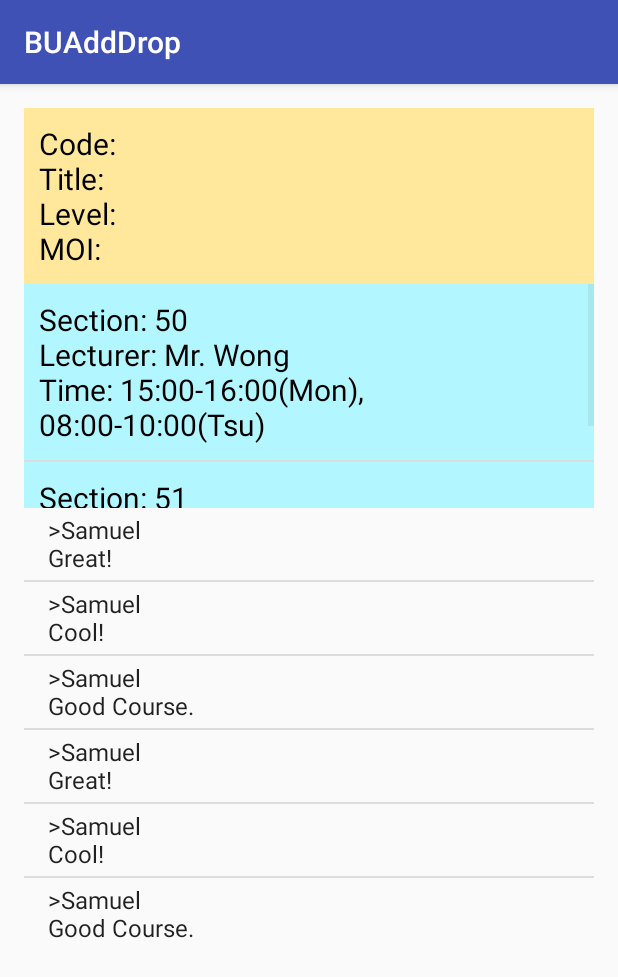
After one commit to COMP3006/BUAddDrop, an Android app: the CourseInfoActivity screen opened directly, with no data from a screen before it, on a phone screen of 412 x 824 dp. The commit adds this screen. Shown: the top 977 px of the screen. Run offline under Robolectric (Android 15) with nearby library versions, the phone set to English and light mode, and no system bars.

Commit message:
EverythingAboutCourse

```diff
--- /dev/null
+++ b/app/src/main/java/com/example/demo/myapplication/CourseInfoActivity.java
@@ -0,0 +1,80 @@
+package com.example.demo.myapplication;
+
+import android.support.v7.app.AppCompatActivity;
+import android.os.Bundle;
+import android.widget.ArrayAdapter;
+import android.widget.ListView;
+import android.widget.TextView;
+
+import java.util.ArrayList;
+import java.util.List;
+
+public class CourseInfoActivity extends AppCompatActivity
+{
+    private TextView textView_course_info;
+    private ListView listView_section_info;
+    private ListView listView_comment;
+
+    private List<String> sections;
+    private List<String> comments;
+
+    @Override
+    protected void onCreate(Bundle savedInstanceState)
+    {
+        super.onCreate(savedInstanceState);
+        setContentView(R.layout.activity_course_info);
+
+        textView_course_info = (TextView) findViewById(R.id.textView_course_info);
+        listView_section_info = (ListView) findViewById(R.id.listView_section_info);
+        listView_comment = (ListView) findViewById(R.id.listView_comment);
+
+
+        set_data();
+    }
+
+    private void set_data()
+    {
+        //CODE TO PROCESS COURSE INFO
+        sections = new ArrayList<String>();
+        comments = new ArrayList<String>();
+        sections.add("Section: 50\nLecturer: Mr. Wong\nTime: 15:00-16:00(Mon), 08:00-10:00(Tsu)");
+        sections.add("Section: 51\nLecturer: Mr. Li\nTime: 15:00-16:00(Wed), 09:00-11:00(Tsu)");
+        comments.add(">Samuel\nGreat!");
+        comments.add(">Samuel\nCool!");
+        comments.add(">Samuel\nGood Course.");
+        comments.add(">Samuel\nGreat!");
+        comments.add(">Samuel\nCool!");
+        comments.add(">Samuel\nGood Course.");
+
+//        textView_course_info.setText(getString(R.string.course_code) + course.code + '\n' +
+//                getString(R.string.course_title) + course.title + '\n' +
+//                getString(R.string.course_unit) + course.unit + '\n' +
+//                getString(R.string.course_level) + course.level + '\n' +
+//                getString(R.string.course_moi) + course.moi );
+//
+//
+//        // Defined Array values to show in ListView
+//        List<String> sections = new ArrayList<String>();
+//        List<String> comments = new ArrayList<String>();
+//
+//        for (int i = 0; i < course.sections.size(); i++)
+//        {
+//            sections.add(getString(R.string.course_sec_section) + course.sections.get(i).sectionNo + '\n' +
+//                    getString(R.string.course_sec_lecturer) + course.sections.get(i).lecturer + '\n' +
+//                    getString(R.string.course_sec_time) + course.sections.get(i).startTime + " - " + course.sections.get(i).endTime);
+//        }
+//
+//        for (int i = 0; i < course.comments.size(); i++)
+//        {
+//            comments.add(course.comments.get(i).username + '\n' +
+//                    course.sections.get(i).comment);
+//        }
+
+        // setting list adapter
+        ArrayAdapter<String> adapterSec = new ArrayAdapter<String>(this, R.layout.list_item_section, R.id.textView_section_info, sections);
+        listView_section_info.setAdapter(adapterSec);
+
+        ArrayAdapter<String> adapterCom = new ArrayAdapter<String>(this, android.R.layout.simple_list_item_1, comments);
+        listView_comment.setAdapter(adapterCom);
+    }
+}
--- a/app/src/main/java/com/example/demo/myapplication/LoginActivity.java
+++ b/app/src/main/java/com/example/demo/myapplication/LoginActivity.java
@@ -63,8 +63,7 @@ public class LoginActivity extends AppCompatActivity implements View.OnClickList
 
     public void onResultReceived(String text){
         Toast.makeText(getApplicationContext(),"Login successfully with: " + text,Toast.LENGTH_LONG).show();
-        Intent intent = new Intent(LoginActivity.this, HomeActivity.class);
-        startActivity(intent);
+        startActivity(new Intent(LoginActivity.this, HomeActivity.class));
         finish();
     }
 
--- a/app/src/main/java/com/example/demo/myapplication/RegistrationActivity.java
+++ b/app/src/main/java/com/example/demo/myapplication/RegistrationActivity.java
@@ -49,8 +49,7 @@ public class RegistrationActivity extends AppCompatActivity implements DBCommuni
 
     public void onResultReceived(String text){
         Toast.makeText(getApplicationContext(),"Register successfully with: " + text,Toast.LENGTH_LONG).show();
-        Intent intent = new Intent(RegistrationActivity.this, HomeActivity.class);
-        startActivity(intent);
+        startActivity(new Intent(RegistrationActivity.this, HomeActivity.class));
         finish();
     }
 
--- /dev/null
+++ b/app/src/main/res/layout/activity_course_info.xml
@@ -0,0 +1,47 @@
+<?xml version="1.0" encoding="utf-8"?>
+<RelativeLayout xmlns:android="http://schemas.android.com/apk/res/android"
+xmlns:tools="http://schemas.android.com/tools"
+android:layout_width="match_parent"
+android:layout_height="match_parent"
+android:paddingBottom="@dimen/activity_vertical_margin"
+android:paddingLeft="@dimen/activity_horizontal_margin"
+android:paddingRight="@dimen/activity_horizontal_margin"
+android:paddingTop="@dimen/activity_vertical_margin"
+tools:context="com.example.demo.myapplication.CourseInfoActivity"
+    android:scrollbars="horizontal">
+
+    <LinearLayout
+        android:layout_width="match_parent"
+        android:layout_height="match_parent"
+        android:orientation="vertical"
+        android:scrollbars="vertical">
+
+        <TextView
+        android:layout_width="match_parent"
+        android:layout_height="wrap_content"
+        android:text="Code: \nTitle: \nLevel: \nMOI:  "
+        android:id="@+id/textView_course_info"
+        android:layout_alignParentTop="true"
+        android:layout_alignParentStart="true"
+        android:padding="10dp"
+        android:textSize="20sp"
+        android:textColor="#000000"
+        android:background="#ffe89c" />
+
+        <ListView
+            android:layout_width="match_parent"
+            android:layout_height="149dp"
+            android:id="@+id/listView_section_info"
+            android:layout_below="@+id/textView_course_info"
+            android:layout_alignParentStart="true" />
+
+        <ListView
+            android:layout_width="match_parent"
+            android:layout_height="wrap_content"
+            android:id="@+id/listView_comment"
+            android:layout_below="@+id/textView_course_info"
+            android:layout_alignParentStart="true" />
+
+    </LinearLayout>
+
+</RelativeLayout>
--- /dev/null
+++ b/app/src/main/res/layout/list_item_section.xml
@@ -0,0 +1,14 @@
+<?xml version="1.0" encoding="utf-8"?>
+<LinearLayout xmlns:android="http://schemas.android.com/apk/res/android"
+    android:layout_width="match_parent"
+    android:layout_height="match_parent">
+
+    <TextView
+        android:layout_width="fill_parent"
+        android:layout_height="wrap_content"
+        android:id="@+id/textView_section_info"
+        android:padding="10dp"
+        android:textSize="20sp"
+        android:textColor="#000000"
+        android:background="#b2f7ff" />
+</LinearLayout>
--- a/app/src/main/res/values/strings.xml
+++ b/app/src/main/res/values/strings.xml
@@ -1,3 +1,14 @@
 <resources>
-    <string name="app_name">My Application</string>
+    <string name="app_name">BUAddDrop</string>
+
+    <!-- CourseInfo activity -->
+    <string name="course_code">Code: </string>
+    <string name="course_title">Title: </string>
+    <string name="course_unit">Unit: </string>
+    <string name="course_level">Level: </string>
+    <string name="course_moi">MOI: </string>
+
+    <string name="course_sec_section">Section: </string>
+    <string name="course_sec_lecturer">Lecturer: </string>
+    <string name="course_sec_time">Time: </string>
 </resources>
```
Also changed, not shown: app/src/main/AndroidManifest.xml (+4 -3 lines), app/src/main/java/com/example/demo/myapplication/Components/Interface/UserService.java (+11 -2 lines), app/src/main/java/com/example/demo/myapplication/HomeActivity.java (+93 -10 lines), app/src/main/java/com/example/demo/myapplication/MainController.java (+37 -4 lines), app/src/main/res/layout/activity_home.xml (+34 -6 lines).
